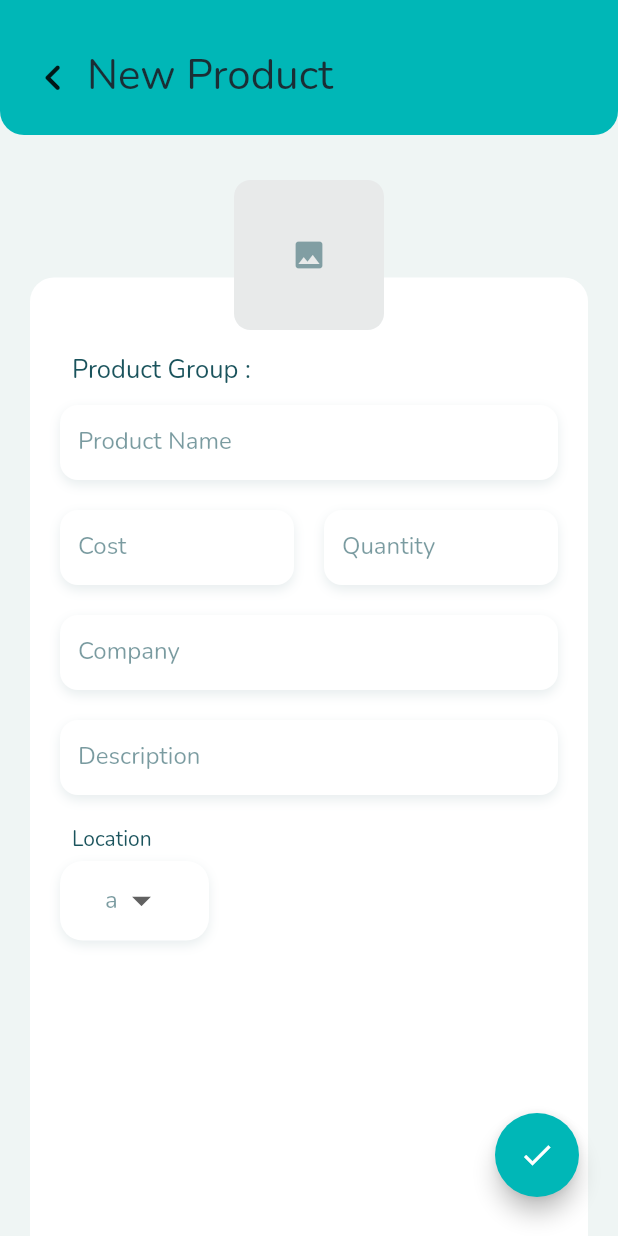
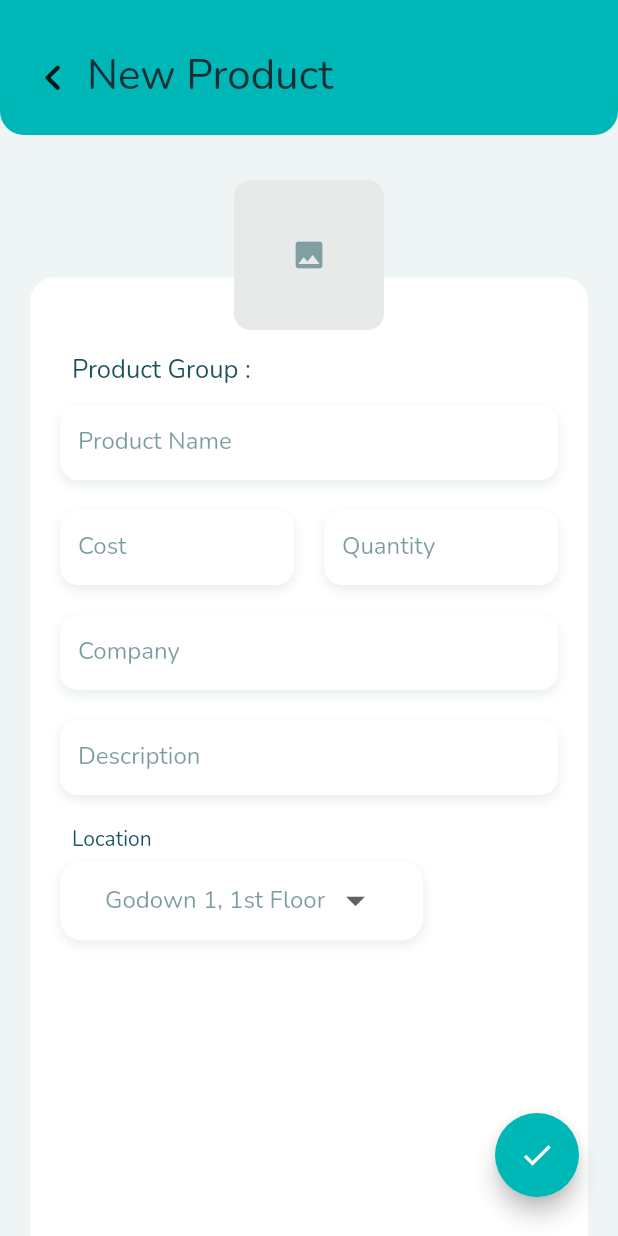
Before and after one commit to HeveshL/warehouse_management, a Flutter app: the ProductGroupPage screen opened directly with empty values, after a tap on the "add" icon, on a phone screen of 412 x 824 dp. Run offline on Flutter 3.47's test engine with Material 2 defaults, Android fonts, the phone set to English and light mode, and no system bars; our stand-ins replace cached_network_image, cloud_firestore, double_back_to_close_app, firebase_auth, firebase_core, flutter_svg and 1 more; accounts and stored records are empty; network calls fail.

Commit message:
Few changes

```diff
--- a/lib/main.dart
+++ b/lib/main.dart
@@ -17,3 +17,5 @@ void main() {
 }
 
 //TODO Text overflow right way
+//TODO Confirm delete in product delete
+//TODO Font case in searching
--- a/lib/screens/product_group_page.dart
+++ b/lib/screens/product_group_page.dart
@@ -99,7 +99,6 @@ class ProductGroupPage extends StatelessWidget {
                               color: ColorPalette.timberGreen,
                             ),
                             onPressed: () {
-                              //TODO
                               Navigator.of(context).push(
                                 MaterialPageRoute(
                                   builder: (context) =>
--- a/lib/widgets/location_drop_down.dart
+++ b/lib/widgets/location_drop_down.dart
@@ -11,9 +11,15 @@ class LocationDD extends StatefulWidget {
 }
 
 class _LocationDDState extends State<LocationDD> {
+  final List<String> locations = [
+    "Godown 1, 1st Floor",
+    "Godown 1, 2nd Floor",
+    "Godown 2, 1st Floor",
+    "Godown 2, 2nd Floor",
+  ];
   @override
   Widget build(BuildContext context) {
-    widget.product.location ??= "a";
+    widget.product.location ??= locations[0];
     return Container(
       decoration: BoxDecoration(
         color: ColorPalette.white,
@@ -36,12 +42,7 @@ class _LocationDDState extends State<LocationDD> {
             widget.product.location = newValue as String;
           });
         },
-        items: [
-          "a",
-          "b",
-          "c",
-          "d",
-        ].map((process) {
+        items: locations.map((process) {
           return DropdownMenuItem(
             value: process,
             child: Text(
```
Also changed, not shown: lib/widgets/product_card.dart (+18 -1 lines).
